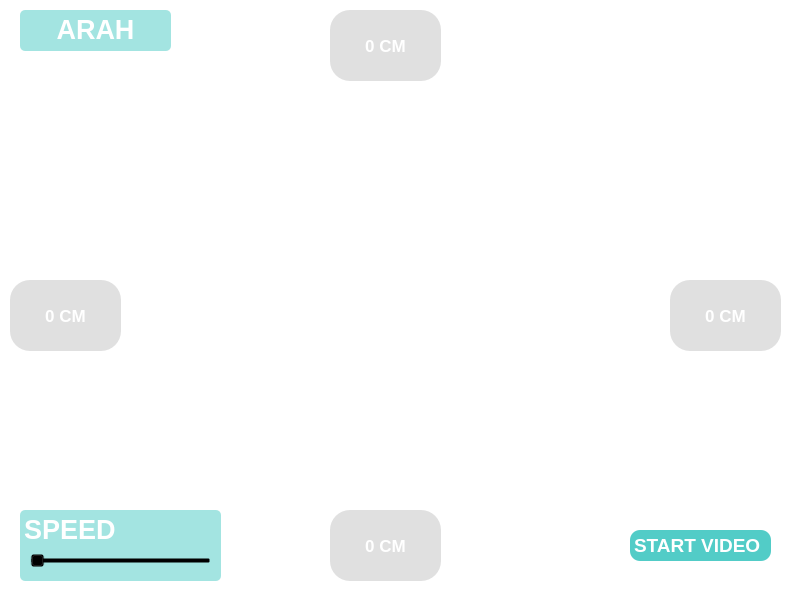
Qt form Desktop/rama/resource/mainwindow.ui (wahyudotdev/rama-v2) before a commit.
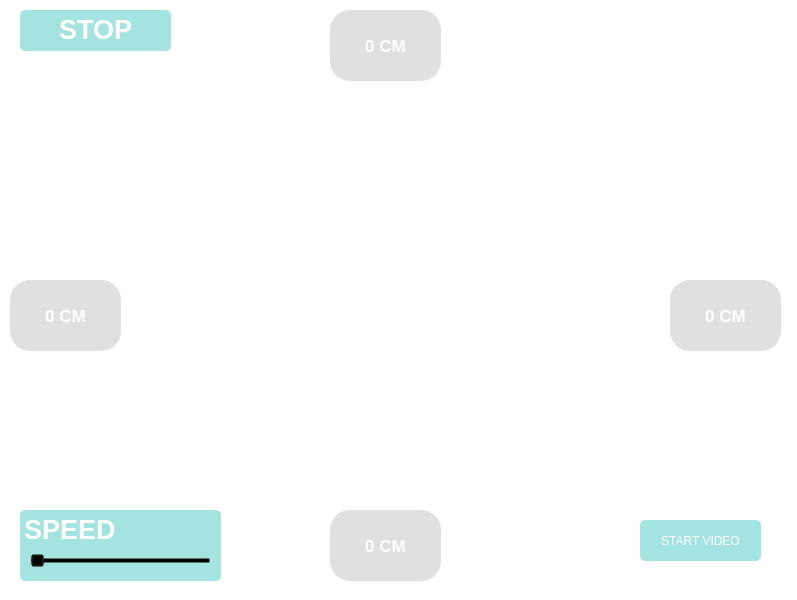
The same form after that commit.

Patch:
```diff
--- a/Desktop/rama/resource/mainwindow.ui
+++ b/Desktop/rama/resource/mainwindow.ui
@@ -87,7 +87,7 @@
 &lt;html&gt;&lt;head&gt;&lt;meta name=&quot;qrichtext&quot; content=&quot;1&quot; /&gt;&lt;style type=&quot;text/css&quot;&gt;
 p, li { white-space: pre-wrap; }
 &lt;/style&gt;&lt;/head&gt;&lt;body style=&quot; font-family:'MS Shell Dlg 2'; font-size:20pt; font-weight:600; font-style:normal;&quot;&gt;
-&lt;p align=&quot;center&quot; style=&quot; margin-top:0px; margin-bottom:0px; margin-left:0px; margin-right:0px; -qt-block-indent:0; text-indent:0px;&quot;&gt;&lt;span style=&quot; font-family:'Ubuntu';&quot;&gt;ARAH&lt;/span&gt;&lt;/p&gt;&lt;/body&gt;&lt;/html&gt;</string>
+&lt;p align=&quot;center&quot; style=&quot; margin-top:0px; margin-bottom:0px; margin-left:0px; margin-right:0px; -qt-block-indent:0; text-indent:0px;&quot;&gt;&lt;span style=&quot; font-family:'Ubuntu';&quot;&gt;STOP&lt;/span&gt;&lt;/p&gt;&lt;/body&gt;&lt;/html&gt;</string>
     </property>
    </widget>
    <widget class="QLabel" name="rForward">
@@ -202,48 +202,6 @@
      <set>Qt::AlignCenter</set>
     </property>
    </widget>
-   <widget class="QTextBrowser" name="startVideo">
-    <property name="geometry">
-     <rect>
-      <x>630</x>
-      <y>530</y>
-      <width>141</width>
-      <height>31</height>
-     </rect>
-    </property>
-    <property name="font">
-     <font>
-      <pointsize>20</pointsize>
-      <weight>75</weight>
-      <bold>true</bold>
-     </font>
-    </property>
-    <property name="styleSheet">
-     <string notr="true">color:white; border-radius:10;background-color:#52CCC7</string>
-    </property>
-    <property name="frameShape">
-     <enum>QFrame::NoFrame</enum>
-    </property>
-    <property name="frameShadow">
-     <enum>QFrame::Plain</enum>
-    </property>
-    <property name="lineWidth">
-     <number>0</number>
-    </property>
-    <property name="verticalScrollBarPolicy">
-     <enum>Qt::ScrollBarAlwaysOff</enum>
-    </property>
-    <property name="horizontalScrollBarPolicy">
-     <enum>Qt::ScrollBarAlwaysOff</enum>
-    </property>
-    <property name="html">
-     <string>&lt;!DOCTYPE HTML PUBLIC &quot;-//W3C//DTD HTML 4.0//EN&quot; &quot;http://www.w3.org/TR/REC-html40/strict.dtd&quot;&gt;
-&lt;html&gt;&lt;head&gt;&lt;meta name=&quot;qrichtext&quot; content=&quot;1&quot; /&gt;&lt;style type=&quot;text/css&quot;&gt;
-p, li { white-space: pre-wrap; }
-&lt;/style&gt;&lt;/head&gt;&lt;body style=&quot; font-family:'MS Shell Dlg 2'; font-size:20pt; font-weight:600; font-style:normal;&quot;&gt;
-&lt;p style=&quot; margin-top:0px; margin-bottom:0px; margin-left:0px; margin-right:0px; -qt-block-indent:0; text-indent:0px;&quot;&gt;&lt;span style=&quot; font-size:14pt; color:#ffffff;&quot;&gt;START VIDEO&lt;/span&gt;&lt;/p&gt;&lt;/body&gt;&lt;/html&gt;</string>
-    </property>
-   </widget>
    <widget class="QTextBrowser" name="direction_2">
     <property name="geometry">
      <rect>
@@ -299,6 +257,22 @@
      <enum>Qt::Horizontal</enum>
     </property>
    </widget>
+   <widget class="QPushButton" name="startVideo">
+    <property name="geometry">
+     <rect>
+      <x>640</x>
+      <y>520</y>
+      <width>121</width>
+      <height>41</height>
+     </rect>
+    </property>
+    <property name="styleSheet">
+     <string notr="true">color:white; border-radius:5;background-color:rgba(82,204,199,0.53)</string>
+    </property>
+    <property name="text">
+     <string>START VIDEO</string>
+    </property>
+   </widget>
    <zorder>video</zorder>
    <zorder>rForward</zorder>
    <zorder>direction</zorder>
```
Left out of the diff: 2 changed lines with no effect on the pictures.
